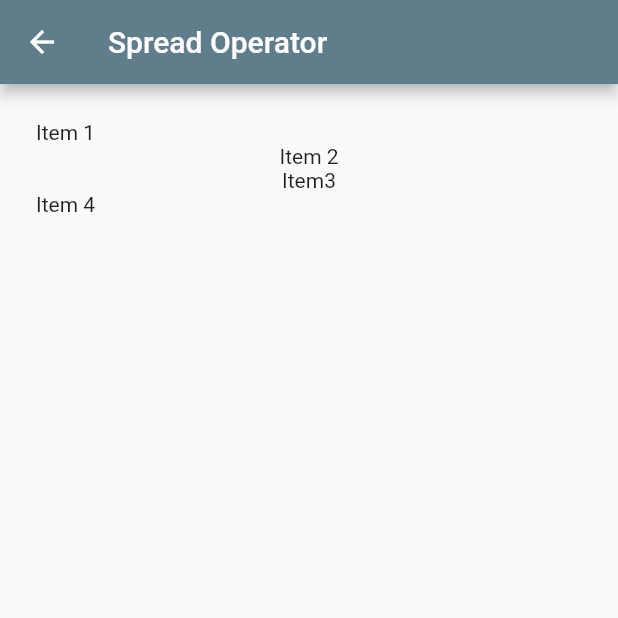
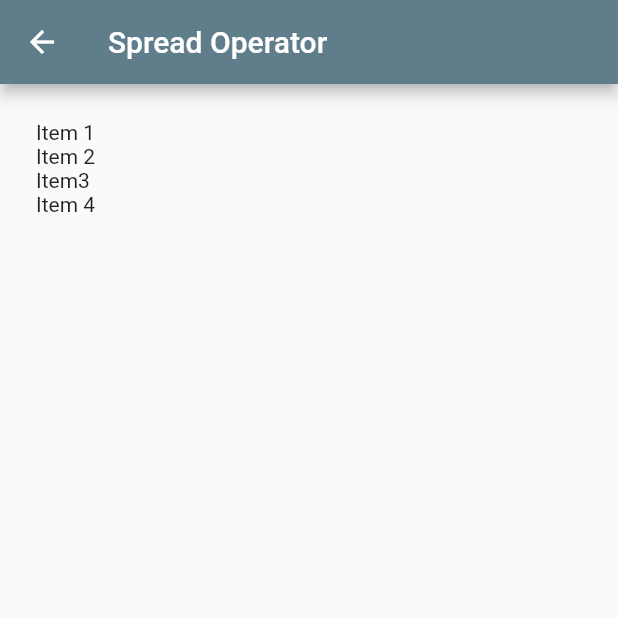
Before and after one commit to rstkey/top_listview_widgets, a Flutter app: the SpreadOperatorPage screen opened directly, on a phone screen of 412 x 824 dp, the top half of it. Run offline on Flutter 3.47's test engine with Material 2 defaults, Android fonts, the phone set to English and light mode, and no system bars.

Commit message:
Update spread_operator.dart

```diff
--- a/lib/src/pages/spread_operator.dart
+++ b/lib/src/pages/spread_operator.dart
@@ -22,7 +22,8 @@ class _SpreadOperatorPageState extends State<SpreadOperatorPage> {
           padding: const EdgeInsets.all(24),
           children: [
             const Text('Item 1'),
-            Column(children: items,),
+            // Column(children: items,),
+            ...items,
             const Text('Item 4'),
           ],
         ),
```
